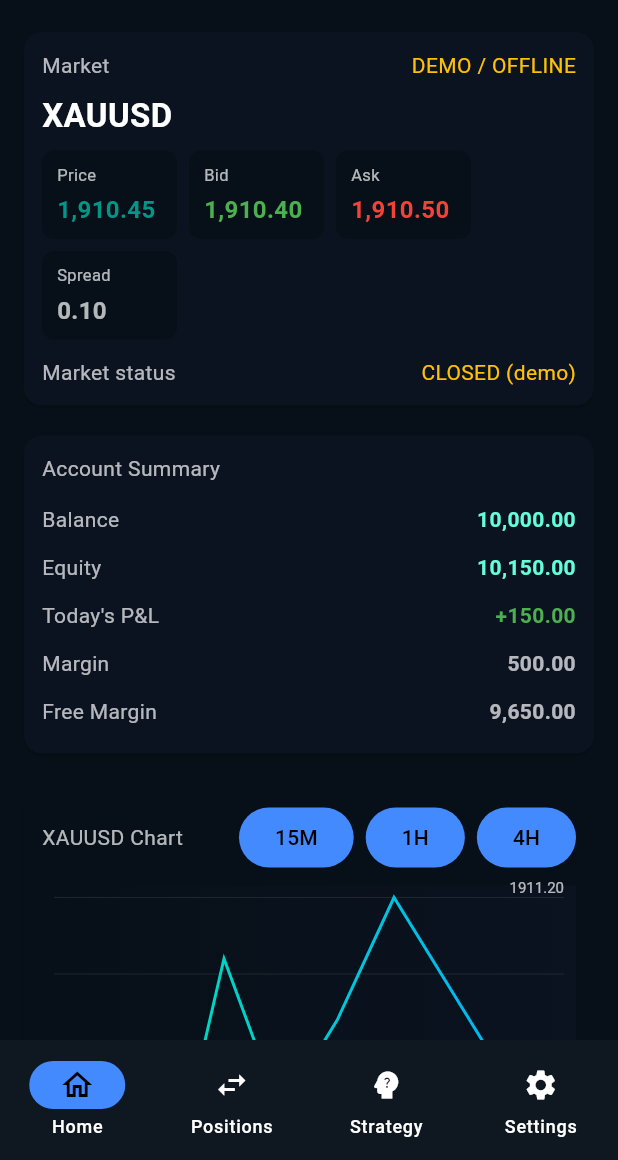
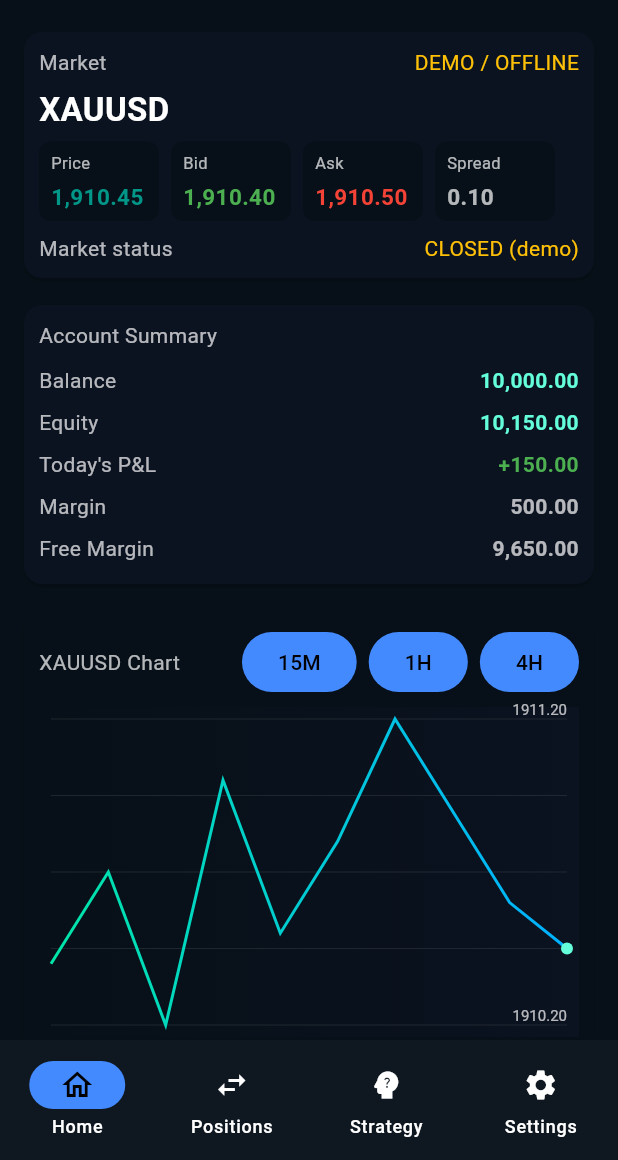
Before and after one commit to raebby040-cpu/raymond-v2-8-trader, a Flutter app: the screen it shows after launch, on a phone screen of 412 x 824 dp, the part 76-1236 px from its top. Run offline on Flutter 3.47's test engine with Material 3 defaults, Android fonts, the light colour scheme and no system bars.

Commit message:
Fix final RenderFlex overflows: reduce paddings and spacing; make chart and strategy card adapt/scroll to small heights

```diff
--- a/flutter_app/lib/main.dart
+++ b/flutter_app/lib/main.dart
@@ -1,3 +1,4 @@
+import 'dart:math' as math;
 import 'package:flutter/material.dart';
 
 void main() => runApp(const RaymondApp());
@@ -160,11 +161,11 @@ class _DashboardBody extends StatelessWidget {
                   )
                 else ...[
                   _MarketOverviewCard(),
-                  const SizedBox(height: 12),
+                  const SizedBox(height: 10),
                   const _AccountSummaryCard(),
                 ],
 
-                const SizedBox(height: 12),
+                const SizedBox(height: 10),
 
                 // Chart and controls + side panel
                 if (isWide)
@@ -175,28 +176,28 @@ class _DashboardBody extends StatelessWidget {
                       children: [
                         Expanded(
                           flex: 3,
-                          child: Column(children: const [Expanded(child: _PriceChartCard()), SizedBox(height: 12), _TradingControlsCard()]),
+                          child: Column(children: const [Expanded(child: _PriceChartCard()), SizedBox(height: 10), _TradingControlsCard()]),
                         ),
                         const SizedBox(width: 12),
                         Expanded(
                           flex: 1,
-                          child: Column(children: const [Expanded(child: _StrategyPanelCard()), SizedBox(height: 12), _OpenPositionsCard()]),
+                          child: Column(children: const [Expanded(child: _StrategyPanelCard()), SizedBox(height: 10), _OpenPositionsCard()]),
                         ),
                       ],
                     ),
                   )
                 else ...[
                   const _PriceChartCard(),
-                  const SizedBox(height: 12),
+                  const SizedBox(height: 10),
                   const _TradingControlsCard(),
-                  const SizedBox(height: 12),
+                  const SizedBox(height: 10),
                   const _StrategyPanelCard(),
-                  const SizedBox(height: 12),
+                  const SizedBox(height: 10),
                   const _OpenPositionsCard(),
                 ],
 
                 // Fill remaining space on tall displays
-                const SizedBox(height: 12),
+                const SizedBox(height: 10),
               ],
             ),
           ),
@@ -216,15 +217,15 @@ class _MarketOverviewCard extends StatelessWidget {
       color: const Color(0xFF0B1220),
       shape: RoundedRectangleBorder(borderRadius: BorderRadius.circular(12)),
       child: Padding(
-        padding: const EdgeInsets.all(12.0),
+        padding: const EdgeInsets.all(10.0),
         child: Column(crossAxisAlignment: CrossAxisAlignment.start, children: [
           Row(mainAxisAlignment: MainAxisAlignment.spaceBetween, children: const [
             Text('Market', style: TextStyle(color: Colors.white70)),
             Text('DEMO / OFFLINE', style: TextStyle(color: Colors.amber)),
           ]),
-          const SizedBox(height: 8),
+          const SizedBox(height: 6),
           const Text('XAUUSD', style: TextStyle(fontSize: 22, fontWeight: FontWeight.w700, color: Colors.white)),
-          const SizedBox(height: 8),
+          const SizedBox(height: 6),
           // Make price boxes wrap on narrow screens
           Wrap(
             spacing: 8,
@@ -236,7 +237,7 @@ class _MarketOverviewCard extends StatelessWidget {
               _PriceBox(label: 'Spread', value: '0.10', valueColor: Colors.white70),
             ],
           ),
-          const SizedBox(height: 12),
+          const SizedBox(height: 8),
           Row(mainAxisAlignment: MainAxisAlignment.spaceBetween, children: const [
             Text('Market status', style: TextStyle(color: Colors.white70)),
             Text('CLOSED (demo)', style: TextStyle(color: Colors.amber)),
@@ -256,14 +257,14 @@ class _PriceBox extends StatelessWidget {
   @override
   Widget build(BuildContext context) {
     return ConstrainedBox(
-      constraints: const BoxConstraints(minWidth: 90, maxWidth: 200),
+      constraints: const BoxConstraints(minWidth: 80, maxWidth: 200),
       child: Container(
-        padding: const EdgeInsets.symmetric(horizontal: 10, vertical: 8),
+        padding: const EdgeInsets.symmetric(horizontal: 8, vertical: 6),
         decoration: BoxDecoration(color: const Color(0xFF071018), borderRadius: BorderRadius.circular(8)),
         child: Column(crossAxisAlignment: CrossAxisAlignment.start, children: [
           Text(label, style: const TextStyle(fontSize: 11, color: Colors.white70)),
           const SizedBox(height: 4),
-          Text(value, style: TextStyle(fontSize: 16, fontWeight: FontWeight.bold, color: valueColor)),
+          Text(value, style: TextStyle(fontSize: 15, fontWeight: FontWeight.bold, color: valueColor)),
         ]),
       ),
     );
@@ -280,10 +281,10 @@ class _AccountSummaryCard extends StatelessWidget {
       color: const Color(0xFF0B1220),
       shape: RoundedRectangleBorder(borderRadius: BorderRadius.circular(12)),
       child: Padding(
-        padding: const EdgeInsets.all(12.0),
+        padding: const EdgeInsets.all(10.0),
         child: Column(crossAxisAlignment: CrossAxisAlignment.start, children: [
           const Text('Account Summary', style: TextStyle(color: Colors.white70)),
-          const SizedBox(height: 8),
+          const SizedBox(height: 6),
           _SummaryRow(label: 'Balance', value: r'10,000.00', valueColor: Colors.tealAccent),
           _SummaryRow(label: 'Equity', value: r'10,150.00', valueColor: Colors.tealAccent),
           _SummaryRow(label: "Today's P&L", value: r'+150.00', valueColor: Colors.green),
@@ -304,7 +305,7 @@ class _SummaryRow extends StatelessWidget {
   @override
   Widget build(BuildContext context) {
     return Padding(
-      padding: const EdgeInsets.symmetric(vertical: 6.0),
+      padding: const EdgeInsets.symmetric(vertical: 4.0),
       child: Row(mainAxisAlignment: MainAxisAlignment.spaceBetween, children: [
         Flexible(child: Text(label, style: const TextStyle(color: Colors.white70))),
         const SizedBox(width: 8),
@@ -324,12 +325,22 @@ class _PriceChartCard extends StatelessWidget {
       color: const Color(0xFF071018),
       shape: RoundedRectangleBorder(borderRadius: BorderRadius.circular(12)),
       child: Padding(
-        padding: const EdgeInsets.all(12.0),
-        child: Column(crossAxisAlignment: CrossAxisAlignment.start, children: const [
-          _ChartHeader(),
-          SizedBox(height: 8),
-          SizedBox(height: 220, child: _DemoPriceChart()),
-        ]),
+        padding: const EdgeInsets.all(10.0),
+        child: LayoutBuilder(builder: (context, constraints) {
+          // compute available height and allow the chart to shrink when space is tight
+          final available = constraints.maxHeight.isFinite ? constraints.maxHeight : double.infinity;
+          const headerHeight = 24.0; // approximate
+          const maxChart = 220.0;
+          final chartHeight = available.isFinite ? math.max(80.0, math.min(maxChart, available - headerHeight - 16.0)) : maxChart;
+          return Column(crossAxisAlignment: CrossAxisAlignment.start, children: [
+            const _ChartHeader(),
+            const SizedBox(height: 6),
+            ConstrainedBox(
+              constraints: BoxConstraints(maxHeight: chartHeight, minHeight: 60),
+              child: SizedBox(height: chartHeight, child: const _DemoPriceChart()),
+            ),
+          ]);
+        }),
       ),
     );
   }
@@ -451,33 +462,33 @@ class _TradingControlsCard extends StatelessWidget {
       color: const Color(0xFF0B1220),
       shape: RoundedRectangleBorder(borderRadius: BorderRadius.circular(12)),
       child: Padding(
-        padding: const EdgeInsets.all(12.0),
+        padding: const EdgeInsets.all(10.0),
         child: Column(crossAxisAlignment: CrossAxisAlignment.start, children: [
           const Text('Trading Controls', style: TextStyle(color: Colors.white70)),
-          const SizedBox(height: 8),
+          const SizedBox(height: 6),
           Row(children: [
             Expanded(
               child: FilledButton(
                 onPressed: () => _showDemoSnack(context, 'BUY'),
                 style: FilledButton.styleFrom(backgroundColor: Colors.teal.shade700, textStyle: const TextStyle(fontWeight: FontWeight.bold)),
-                child: const Padding(padding: EdgeInsets.symmetric(vertical: 14.0), child: Text('BUY')),
+                child: const Padding(padding: EdgeInsets.symmetric(vertical: 12.0), child: Text('BUY')),
               ),
             ),
-            const SizedBox(width: 12),
+            const SizedBox(width: 10),
             Expanded(
               child: FilledButton(
                 onPressed: () => _showDemoSnack(context, 'SELL'),
                 style: FilledButton.styleFrom(backgroundColor: Colors.red.shade700, textStyle: const TextStyle(fontWeight: FontWeight.bold)),
-                child: const Padding(padding: EdgeInsets.symmetric(vertical: 14.0), child: Text('SELL')),
+                child: const Padding(padding: EdgeInsets.symmetric(vertical: 12.0), child: Text('SELL')),
               ),
             ),
           ]),
-          const SizedBox(height: 12),
+          const SizedBox(height: 10),
           Row(mainAxisAlignment: MainAxisAlignment.spaceBetween, children: const [
             Text('Auto Trading', style: TextStyle(color: Colors.white70)),
             _AutoTradingSwitch(),
           ]),
-          const SizedBox(height: 8),
+          const SizedBox(height: 6),
           const _RiskStatus(),
         ]),
       ),
@@ -514,7 +525,7 @@ class _RiskStatus extends StatelessWidget {
   @override
   Widget build(BuildContext context) {
     return Row(children: [
-      Container(padding: const EdgeInsets.symmetric(horizontal: 8, vertical: 6), decoration: BoxDecoration(color: Colors.teal.shade900, borderRadius: BorderRadius.circular(8)), child: const Text('RISK: LOW', style: TextStyle(color: Colors.white70))),
+      Container(padding: const EdgeInsets.symmetric(horizontal: 6, vertical: 4), decoration: BoxDecoration(color: Colors.teal.shade900, borderRadius: BorderRadius.circular(8)), child: const Text('RISK: LOW', style: TextStyle(color: Colors.white70))),
       const SizedBox(width: 8),
       const Flexible(child: Text('Mode: DEMO', style: TextStyle(color: Colors.amber))),
     ]);
@@ -533,12 +544,12 @@ class _OpenPositionsCard extends StatelessWidget {
       color: const Color(0xFF0B1220),
       shape: RoundedRectangleBorder(borderRadius: BorderRadius.circular(12)),
       child: Padding(
-        padding: const EdgeInsets.all(12.0),
+        padding: const EdgeInsets.all(10.0),
         child: Column(crossAxisAlignment: CrossAxisAlignment.start, children: [
           const Text('Open Positions', style: TextStyle(color: Colors.white70)),
-          const SizedBox(height: 8),
+          const SizedBox(height: 6),
           if (!hasPositions) ...[
-            const SizedBox(height: 20),
+            const SizedBox(height: 12),
             Center(child: Column(children: const [Icon(Icons.folder_open, size: 48, color: Colors.white24), SizedBox(height: 8), Text('No open positions', style: TextStyle(color: Colors.white70))])),
           ] else ...[
             // list of positions
@@ -559,10 +570,15 @@ class _StrategyPanelCard extends StatelessWidget {
       color: const Color(0xFF0B1220),
       shape: RoundedRectangleBorder(borderRadius: BorderRadius.circular(12)),
       child: Padding(
-        padding: const EdgeInsets.all(12.0),
+        padding: const EdgeInsets.all(10.0),
+        child: LayoutBuilder(builder: (context, constraints) {
+          // allow vertical scrolling when the card is too small
+          return ConstrainedBox(
+            constraints: BoxConstraints(maxHeight: constraints.maxHeight),
+            child: SingleChildScrollView(
               child: Column(crossAxisAlignment: CrossAxisAlignment.start, children: const [
                 Text('Raymond Strategy', style: TextStyle(color: Colors.white70)),
-          SizedBox(height: 8),
+                SizedBox(height: 6),
                 _StrategyRow(label: 'Signal', value: 'WAITING', color: Colors.amber),
                 _StrategyRow(label: 'Confidence', value: '—', color: Colors.white70),
                 _StrategyRow(label: 'Trend', value: '—', color: Colors.white70),
@@ -570,6 +586,9 @@ class _StrategyPanelCard extends StatelessWidget {
                 _StrategyRow(label: 'MACD', value: '—', color: Colors.white70),
                 _StrategyRow(label: 'Risk Mode', value: 'DEMO', color: Colors.amber),
               ]),
+            ),
+          );
+        }),
       ),
     );
   }
@@ -584,7 +603,7 @@ class _StrategyRow extends StatelessWidget {
   @override
   Widget build(BuildContext context) {
     return Padding(
-      padding: const EdgeInsets.symmetric(vertical: 6.0),
+      padding: const EdgeInsets.symmetric(vertical: 4.0),
       child: Row(children: [
         Expanded(child: Text(label, style: const TextStyle(color: Colors.white70))),
         const SizedBox(width: 8),
```
Lines whose indentation alone changed are shown as unchanged.
